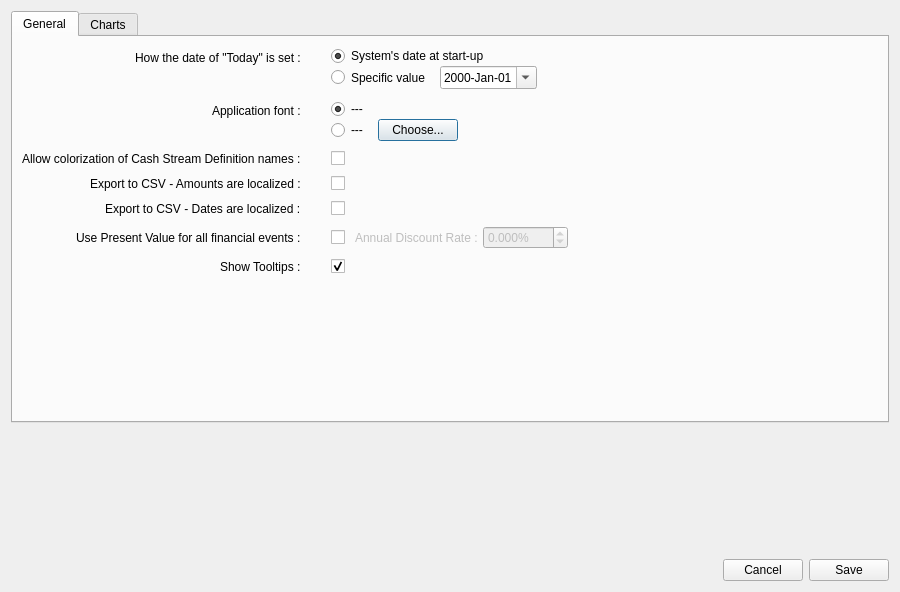
The window that src/optionsdialog.ui (redmoon1945/gbp) describes before a commit, drawn with Qt 5.
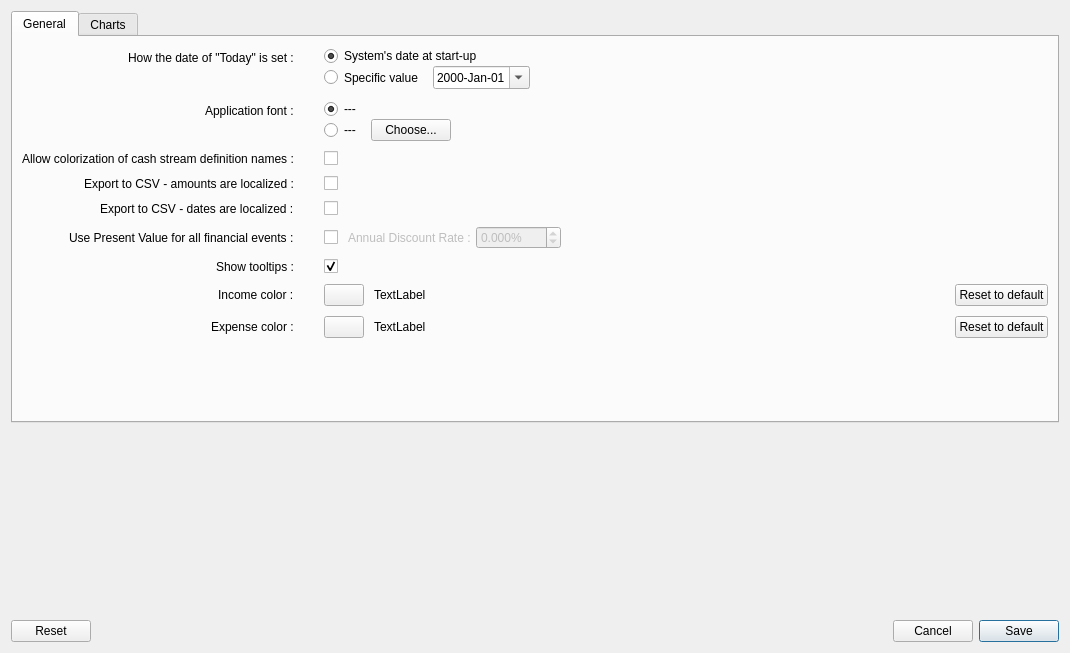
The same window after the commit. The open tabs and pages were chosen to show the change.

```diff
--- a/src/optionsdialog.ui
+++ b/src/optionsdialog.ui
@@ -6,8 +6,8 @@
    <rect>
     <x>0</x>
     <y>0</y>
-    <width>900</width>
-    <height>592</height>
+    <width>1070</width>
+    <height>653</height>
    </rect>
   </property>
   <property name="sizePolicy">
@@ -247,6 +247,9 @@
                  <property name="text">
                   <string>Choose...</string>
                  </property>
+                 <property name="autoDefault">
+                  <bool>false</bool>
+                 </property>
                 </widget>
                </item>
                <item>
@@ -274,7 +277,7 @@
               </font>
              </property>
              <property name="text">
-              <string>Allow colorization of Cash Stream Definition names :</string>
+              <string>Allow colorization of cash stream definition names :</string>
              </property>
             </widget>
            </item>
@@ -306,7 +309,7 @@
               </font>
              </property>
              <property name="text">
-              <string>Export to CSV - Amounts are localized :</string>
+              <string>Export to CSV - amounts are localized :</string>
              </property>
             </widget>
            </item>
@@ -330,6 +333,33 @@
              </item>
             </layout>
            </item>
+           <item row="4" column="0">
+            <widget class="QLabel" name="label_16">
+             <property name="text">
+              <string>Export to CSV - dates are localized :</string>
+             </property>
+            </widget>
+           </item>
+           <item row="4" column="1">
+            <layout class="QHBoxLayout" name="horizontalLayout_8">
+             <item>
+              <widget class="QCheckBox" name="exportTextDateLocalizedCheckBox">
+               <property name="sizePolicy">
+                <sizepolicy hsizetype="Minimum" vsizetype="Preferred">
+                 <horstretch>0</horstretch>
+                 <verstretch>0</verstretch>
+                </sizepolicy>
+               </property>
+               <property name="toolTip">
+                <string>&lt;html&gt;&lt;head/&gt;&lt;body&gt;&lt;p&gt;If &lt;span style=&quot; font-weight:700;&quot;&gt;checked&lt;/span&gt; : Any date used in any CSV export process is localized, that is, it obeys the convention of &amp;quot;short format&amp;quot; of the default language used on the computer. &lt;/p&gt;&lt;p&gt;If &lt;span style=&quot; font-weight:700;&quot;&gt;unchecked&lt;/span&gt; : Format &amp;quot;YYYY-MM-DD&amp;quot; is used&lt;/p&gt;&lt;/body&gt;&lt;/html&gt;</string>
+               </property>
+               <property name="text">
+                <string/>
+               </property>
+              </widget>
+             </item>
+            </layout>
+           </item>
            <item row="5" column="0">
             <widget class="QLabel" name="label_5">
              <property name="text">
@@ -446,37 +476,10 @@
              </item>
             </layout>
            </item>
-           <item row="4" column="0">
-            <widget class="QLabel" name="label_16">
-             <property name="text">
-              <string>Export to CSV - Dates are localized :</string>
-             </property>
-            </widget>
-           </item>
-           <item row="4" column="1">
-            <layout class="QHBoxLayout" name="horizontalLayout_8">
-             <item>
-              <widget class="QCheckBox" name="exportTextDateLocalizedCheckBox">
-               <property name="sizePolicy">
-                <sizepolicy hsizetype="Minimum" vsizetype="Preferred">
-                 <horstretch>0</horstretch>
-                 <verstretch>0</verstretch>
-                </sizepolicy>
-               </property>
-               <property name="toolTip">
-                <string>&lt;html&gt;&lt;head/&gt;&lt;body&gt;&lt;p&gt;If &lt;span style=&quot; font-weight:700;&quot;&gt;checked&lt;/span&gt; : Any date used in any CSV export process is localized, that is, it obeys the convention of &amp;quot;short format&amp;quot; of the default language used on the computer. &lt;/p&gt;&lt;p&gt;If &lt;span style=&quot; font-weight:700;&quot;&gt;unchecked&lt;/span&gt; : Format &amp;quot;YYYY-MM-DD&amp;quot; is used&lt;/p&gt;&lt;/body&gt;&lt;/html&gt;</string>
-               </property>
-               <property name="text">
-                <string/>
-               </property>
-              </widget>
-             </item>
-            </layout>
-           </item>
            <item row="6" column="0">
             <widget class="QLabel" name="label_19">
              <property name="text">
-              <string>Show Tooltips :</string>
+              <string>Show tooltips :</string>
              </property>
             </widget>
            </item>
@@ -503,6 +506,184 @@
              </item>
             </layout>
            </item>
+           <item row="7" column="0">
+            <widget class="QLabel" name="label_14">
+             <property name="text">
+              <string>Income color :</string>
+             </property>
+            </widget>
+           </item>
+           <item row="7" column="1">
+            <layout class="QHBoxLayout" name="horizontalLayout_26">
+             <item>
+              <widget class="QPushButton" name="incomeColorPushButton">
+               <property name="toolTip">
+                <string>&lt;html&gt;&lt;head/&gt;&lt;body&gt;&lt;p&gt;Set the color for some amounts representing incomes or positive values. Default value is a balanced optimized green, good for dark or light theme. &lt;/p&gt;&lt;/body&gt;&lt;/html&gt;</string>
+               </property>
+               <property name="text">
+                <string/>
+               </property>
+               <property name="autoDefault">
+                <bool>false</bool>
+               </property>
+              </widget>
+             </item>
+             <item>
+              <spacer name="horizontalSpacer_36">
+               <property name="orientation">
+                <enum>Qt::Orientation::Horizontal</enum>
+               </property>
+               <property name="sizeType">
+                <enum>QSizePolicy::Policy::Fixed</enum>
+               </property>
+               <property name="sizeHint" stdset="0">
+                <size>
+                 <width>10</width>
+                 <height>20</height>
+                </size>
+               </property>
+              </spacer>
+             </item>
+             <item>
+              <widget class="QLabel" name="incomeColorLabel">
+               <property name="text">
+                <string>TextLabel</string>
+               </property>
+              </widget>
+             </item>
+             <item>
+              <spacer name="horizontalSpacer_34">
+               <property name="orientation">
+                <enum>Qt::Orientation::Horizontal</enum>
+               </property>
+               <property name="sizeType">
+                <enum>QSizePolicy::Policy::Fixed</enum>
+               </property>
+               <property name="sizeHint" stdset="0">
+                <size>
+                 <width>40</width>
+                 <height>20</height>
+                </size>
+               </property>
+              </spacer>
+             </item>
+             <item>
+              <spacer name="horizontalSpacer_35">
+               <property name="orientation">
+                <enum>Qt::Orientation::Horizontal</enum>
+               </property>
+               <property name="sizeType">
+                <enum>QSizePolicy::Policy::Expanding</enum>
+               </property>
+               <property name="sizeHint" stdset="0">
+                <size>
+                 <width>60</width>
+                 <height>20</height>
+                </size>
+               </property>
+              </spacer>
+             </item>
+             <item>
+              <widget class="QPushButton" name="incomeColorResetPushButton">
+               <property name="text">
+                <string>Reset to default</string>
+               </property>
+               <property name="autoDefault">
+                <bool>false</bool>
+               </property>
+              </widget>
+             </item>
+            </layout>
+           </item>
+           <item row="8" column="0">
+            <widget class="QLabel" name="label_23">
+             <property name="text">
+              <string>Expense color :</string>
+             </property>
+            </widget>
+           </item>
+           <item row="8" column="1">
+            <layout class="QHBoxLayout" name="horizontalLayout_27">
+             <item>
+              <widget class="QPushButton" name="expenseColorPushButton">
+               <property name="toolTip">
+                <string>&lt;html&gt;&lt;head/&gt;&lt;body&gt;&lt;p&gt;Set the color for some amounts representing expenses or negatives values. Default value is a balanced optimized red, good for dark or light theme. &lt;/p&gt;&lt;/body&gt;&lt;/html&gt;</string>
+               </property>
+               <property name="text">
+                <string/>
+               </property>
+               <property name="autoDefault">
+                <bool>false</bool>
+               </property>
+              </widget>
+             </item>
+             <item>
+              <spacer name="horizontalSpacer_39">
+               <property name="orientation">
+                <enum>Qt::Orientation::Horizontal</enum>
+               </property>
+               <property name="sizeType">
+                <enum>QSizePolicy::Policy::Fixed</enum>
+               </property>
+               <property name="sizeHint" stdset="0">
+                <size>
+                 <width>10</width>
+                 <height>20</height>
+                </size>
+               </property>
+              </spacer>
+             </item>
+             <item>
+              <widget class="QLabel" name="expenseColorLabel">
+               <property name="text">
+                <string>TextLabel</string>
+               </property>
+              </widget>
+             </item>
+             <item>
+              <spacer name="horizontalSpacer_37">
+               <property name="orientation">
+                <enum>Qt::Orientation::Horizontal</enum>
+               </property>
+               <property name="sizeType">
+                <enum>QSizePolicy::Policy::Fixed</enum>
+               </property>
+               <property name="sizeHint" stdset="0">
+                <size>
+                 <width>40</width>
+                 <height>20</height>
+                </size>
+               </property>
+              </spacer>
+             </item>
+             <item>
+              <spacer name="horizontalSpacer_40">
+               <property name="orientation">
+                <enum>Qt::Orientation::Horizontal</enum>
+               </property>
+               <property name="sizeType">
+                <enum>QSizePolicy::Policy::Expanding</enum>
+               </property>
+               <property name="sizeHint" stdset="0">
+                <size>
+                 <width>60</width>
+                 <height>20</height>
+                </size>
+               </property>
+              </spacer>
+             </item>
+             <item>
+              <widget class="QPushButton" name="expenseColorResetPushButton">
+               <property name="text">
+                <string>Reset to default</string>
+               </property>
+               <property name="autoDefault">
+                <bool>false</bool>
+               </property>
+              </widget>
+             </item>
+            </layout>
+           </item>
           </layout>
          </item>
         </layout>
@@ -1484,6 +1665,16 @@
    </item>
    <item>
     <layout class="QHBoxLayout" name="horizontalLayout">
+     <item>
+      <widget class="QPushButton" name="resetPushButton">
+       <property name="text">
+        <string>Reset</string>
+       </property>
+       <property name="autoDefault">
+        <bool>false</bool>
+       </property>
+      </widget>
+     </item>
      <item>
       <spacer name="horizontalSpacer">
        <property name="orientation">
@@ -1502,6 +1693,12 @@
        <property name="text">
         <string>Cancel</string>
        </property>
+       <property name="autoDefault">
+        <bool>false</bool>
+       </property>
+       <property name="default">
+        <bool>false</bool>
+       </property>
       </widget>
      </item>
      <item>
@@ -1509,6 +1706,12 @@
        <property name="text">
         <string>Save</string>
        </property>
+       <property name="autoDefault">
+        <bool>false</bool>
+       </property>
+       <property name="default">
+        <bool>true</bool>
+       </property>
       </widget>
      </item>
     </layout>
```
Left out of the diff: 87 changed lines with no effect on the pictures.
